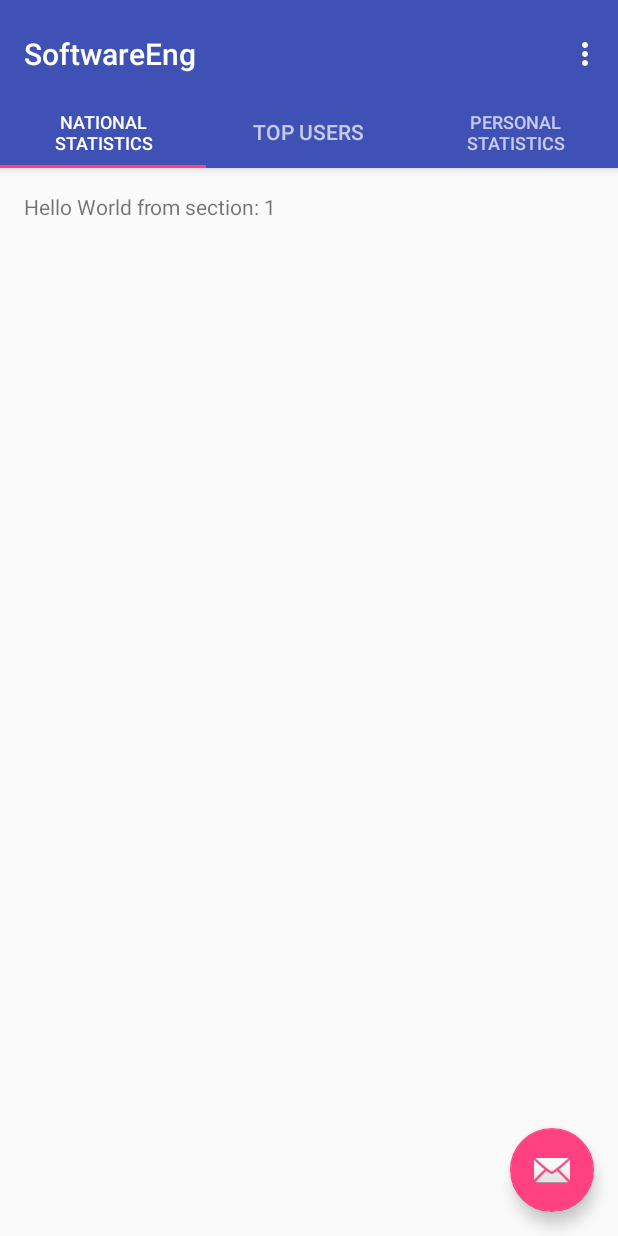
After one commit to tanliangwei/CZ2006, an Android app: the StatisticsActivity screen opened directly, with no data from a screen before it, on a phone screen of 412 x 824 dp. The commit adds this screen. Run offline under Robolectric (Android 15) with nearby library versions, the phone set to English and light mode, and no system bars.

Commit message:
created the statistics activity

```diff
--- a/app/src/main/AndroidManifest.xml
+++ b/app/src/main/AndroidManifest.xml
@@ -53,16 +53,21 @@
         <activity android:name=".FacebookLogin" />
         <activity
             android:name=".ToActivity"
-            android:label="@string/app_name"></activity>
+            android:label="@string/app_name" />
         <activity
             android:name=".PostPrivateCollectionPointActivity"
             android:label="@string/title_activity_post_private_collection_point"
+            android:theme="@style/AppTheme.NoActionBar" />
+        <activity
+            android:name=".DepositCategoryActivity"
+            android:label="Deposit Category" />
+        <activity
+            android:name=".DepositActivity"
+            android:label="Deposit Activity" />
+        <activity
+            android:name=".StatisticsActivity"
+            android:label="@string/title_activity_statistics"
             android:theme="@style/AppTheme.NoActionBar"></activity>
-
-        <activity android:name=".DepositCategoryActivity"
-            android:label="Deposit Category"></activity>
-        <activity android:name=".DepositActivity"
-            android:label="Deposit Activity"></activity>
     </application>
 
 </manifest>
--- /dev/null
+++ b/app/src/main/java/com/recyclingsg/app/StatisticsActivity.java
@@ -0,0 +1,151 @@
+package com.recyclingsg.app;
+
+import android.support.design.widget.TabLayout;
+import android.support.design.widget.FloatingActionButton;
+import android.support.design.widget.Snackbar;
+import android.support.v7.app.AppCompatActivity;
+import android.support.v7.widget.Toolbar;
+
+import android.support.v4.app.Fragment;
+import android.support.v4.app.FragmentManager;
+import android.support.v4.app.FragmentPagerAdapter;
+import android.support.v4.view.ViewPager;
+import android.os.Bundle;
+import android.view.LayoutInflater;
+import android.view.Menu;
+import android.view.MenuItem;
+import android.view.View;
+import android.view.ViewGroup;
+
+import android.widget.TextView;
+
+public class StatisticsActivity extends AppCompatActivity {
+
+    /**
+     * The {@link android.support.v4.view.PagerAdapter} that will provide
+     * fragments for each of the sections. We use a
+     * {@link FragmentPagerAdapter} derivative, which will keep every
+     * loaded fragment in memory. If this becomes too memory intensive, it
+     * may be best to switch to a
+     * {@link android.support.v4.app.FragmentStatePagerAdapter}.
+     */
+    private SectionsPagerAdapter mSectionsPagerAdapter;
+
+    /**
+     * The {@link ViewPager} that will host the section contents.
+     */
+    private ViewPager mViewPager;
+
+    @Override
+    protected void onCreate(Bundle savedInstanceState) {
+        super.onCreate(savedInstanceState);
+        setContentView(R.layout.activity_statistics);
+
+        Toolbar toolbar = (Toolbar) findViewById(R.id.toolbar);
+        setSupportActionBar(toolbar);
+        // Create the adapter that will return a fragment for each of the three
+        // primary sections of the activity.
+        mSectionsPagerAdapter = new SectionsPagerAdapter(getSupportFragmentManager());
+
+        // Set up the ViewPager with the sections adapter.
+        mViewPager = (ViewPager) findViewById(R.id.container);
+        mViewPager.setAdapter(mSectionsPagerAdapter);
+
+        TabLayout tabLayout = (TabLayout) findViewById(R.id.tabs);
+
+        mViewPager.addOnPageChangeListener(new TabLayout.TabLayoutOnPageChangeListener(tabLayout));
+        tabLayout.addOnTabSelectedListener(new TabLayout.ViewPagerOnTabSelectedListener(mViewPager));
+
+        FloatingActionButton fab = (FloatingActionButton) findViewById(R.id.fab);
+        fab.setOnClickListener(new View.OnClickListener() {
+            @Override
+            public void onClick(View view) {
+                Snackbar.make(view, "Replace with your own action", Snackbar.LENGTH_LONG)
+                        .setAction("Action", null).show();
+            }
+        });
+
+    }
+
+
+    @Override
+    public boolean onCreateOptionsMenu(Menu menu) {
+        // Inflate the menu; this adds items to the action bar if it is present.
+        getMenuInflater().inflate(R.menu.menu_statistics, menu);
+        return true;
+    }
+
+    @Override
+    public boolean onOptionsItemSelected(MenuItem item) {
+        // Handle action bar item clicks here. The action bar will
+        // automatically handle clicks on the Home/Up button, so long
+        // as you specify a parent activity in AndroidManifest.xml.
+        int id = item.getItemId();
+
+        //noinspection SimplifiableIfStatement
+        if (id == R.id.action_settings) {
+            return true;
+        }
+
+        return super.onOptionsItemSelected(item);
+    }
+
+    /**
+     * A placeholder fragment containing a simple view.
+     */
+    public static class PlaceholderFragment extends Fragment {
+        /**
+         * The fragment argument representing the section number for this
+         * fragment.
+         */
+        private static final String ARG_SECTION_NUMBER = "section_number";
+
+        public PlaceholderFragment() {
+        }
+
+        /**
+         * Returns a new instance of this fragment for the given section
+         * number.
+         */
+        public static PlaceholderFragment newInstance(int sectionNumber) {
+            PlaceholderFragment fragment = new PlaceholderFragment();
+            Bundle args = new Bundle();
+            args.putInt(ARG_SECTION_NUMBER, sectionNumber);
+            fragment.setArguments(args);
+            return fragment;
+        }
+
+        @Override
+        public View onCreateView(LayoutInflater inflater, ViewGroup container,
+                                 Bundle savedInstanceState) {
+            View rootView = inflater.inflate(R.layout.fragment_statistics, container, false);
+            TextView textView = (TextView) rootView.findViewById(R.id.section_label);
+            textView.setText(getString(R.string.section_format, getArguments().getInt(ARG_SECTION_NUMBER)));
+            return rootView;
+        }
+    }
+
+    /**
+     * A {@link FragmentPagerAdapter} that returns a fragment corresponding to
+     * one of the sections/tabs/pages.
+     */
+    public class SectionsPagerAdapter extends FragmentPagerAdapter {
+
+        public SectionsPagerAdapter(FragmentManager fm) {
+            super(fm);
+        }
+
+        @Override
+        public Fragment getItem(int position) {
+            // getItem is called to instantiate the fragment for the given page.
+            // Return a PlaceholderFragment (defined as a static inner class below).
+            return PlaceholderFragment.newInstance(position + 1);
+        }
+
+        @Override
+        public int getCount() {
+            // Show 3 total pages.
+            return 3;
+        }
+    }
+}
--- /dev/null
+++ b/app/src/main/res/layout/activity_statistics.xml
@@ -0,0 +1,70 @@
+<?xml version="1.0" encoding="utf-8"?>
+<android.support.design.widget.CoordinatorLayout xmlns:android="http://schemas.android.com/apk/res/android"
+    xmlns:app="http://schemas.android.com/apk/res-auto"
+    xmlns:tools="http://schemas.android.com/tools"
+    android:id="@+id/main_content"
+    android:layout_width="match_parent"
+    android:layout_height="match_parent"
+    android:fitsSystemWindows="true"
+    tools:context="com.recyclingsg.app.StatisticsActivity">
+
+    <android.support.design.widget.AppBarLayout
+        android:id="@+id/appbar"
+        android:layout_width="match_parent"
+        android:layout_height="wrap_content"
+        android:paddingTop="@dimen/appbar_padding_top"
+        android:theme="@style/AppTheme.AppBarOverlay">
+
+        <android.support.v7.widget.Toolbar
+            android:id="@+id/toolbar"
+            android:layout_width="match_parent"
+            android:layout_height="?attr/actionBarSize"
+            android:layout_weight="1"
+            android:background="?attr/colorPrimary"
+            app:layout_scrollFlags="scroll|enterAlways"
+            app:popupTheme="@style/AppTheme.PopupOverlay"
+            app:title="@string/app_name">
+
+        </android.support.v7.widget.Toolbar>
+
+        <android.support.design.widget.TabLayout
+            android:id="@+id/tabs"
+            android:layout_width="match_parent"
+            android:layout_height="wrap_content">
+
+            <android.support.design.widget.TabItem
+                android:id="@+id/tabItem"
+                android:layout_width="wrap_content"
+                android:layout_height="wrap_content"
+                android:text="@string/tab_text_1" />
+
+            <android.support.design.widget.TabItem
+                android:id="@+id/tabItem2"
+                android:layout_width="wrap_content"
+                android:layout_height="wrap_content"
+                android:text="@string/tab_text_2" />
+
+            <android.support.design.widget.TabItem
+                android:id="@+id/tabItem3"
+                android:layout_width="wrap_content"
+                android:layout_height="wrap_content"
+                android:text="@string/tab_text_3" />
+
+        </android.support.design.widget.TabLayout>
+    </android.support.design.widget.AppBarLayout>
+
+    <android.support.v4.view.ViewPager
+        android:id="@+id/container"
+        android:layout_width="match_parent"
+        android:layout_height="match_parent"
+        app:layout_behavior="@string/appbar_scrolling_view_behavior" />
+
+    <android.support.design.widget.FloatingActionButton
+        android:id="@+id/fab"
+        android:layout_width="wrap_content"
+        android:layout_height="wrap_content"
+        android:layout_gravity="end|bottom"
+        android:layout_margin="@dimen/fab_margin"
+        app:srcCompat="@android:drawable/ic_dialog_email" />
+
+</android.support.design.widget.CoordinatorLayout>
--- /dev/null
+++ b/app/src/main/res/layout/fragment_statistics.xml
@@ -0,0 +1,22 @@
+<android.support.constraint.ConstraintLayout xmlns:android="http://schemas.android.com/apk/res/android"
+    xmlns:app="http://schemas.android.com/apk/res-auto"
+    xmlns:tools="http://schemas.android.com/tools"
+    android:id="@+id/constraintLayout"
+    android:layout_width="match_parent"
+    android:layout_height="match_parent"
+    tools:context="com.recyclingsg.app.StatisticsActivity$PlaceholderFragment">
+
+    <TextView
+        android:id="@+id/section_label"
+        android:layout_width="wrap_content"
+        android:layout_height="wrap_content"
+        android:layout_marginBottom="@dimen/activity_vertical_margin"
+        android:layout_marginEnd="@dimen/activity_horizontal_margin"
+        android:layout_marginStart="@dimen/activity_horizontal_margin"
+        android:layout_marginTop="@dimen/activity_vertical_margin"
+        app:layout_constraintLeft_toLeftOf="parent"
+        app:layout_constraintTop_toTopOf="@+id/constraintLayout"
+        tools:layout_constraintLeft_creator="1"
+        tools:layout_constraintTop_creator="1" />
+
+</android.support.constraint.ConstraintLayout>
--- /dev/null
+++ b/app/src/main/res/menu/menu_statistics.xml
@@ -0,0 +1,10 @@
+<menu xmlns:android="http://schemas.android.com/apk/res/android"
+    xmlns:app="http://schemas.android.com/apk/res-auto"
+    xmlns:tools="http://schemas.android.com/tools"
+    tools:context="com.recyclingsg.app.StatisticsActivity">
+    <item
+        android:id="@+id/action_settings"
+        android:orderInCategory="100"
+        android:title="@string/action_settings"
+        app:showAsAction="never" />
+</menu>
--- /dev/null
+++ b/app/src/main/res/values-w820dp/dimens.xml
@@ -0,0 +1,6 @@
+<resources>
+    <!-- Example customization of dimensions originally defined in res/values/dimens.xml
+         (such as screen margins) for screens with more than 820dp of available width. This
+         would include 7" and 10" devices in landscape (~960dp and ~1280dp respectively). -->
+    <dimen name="activity_horizontal_margin">64dp</dimen>
+</resources>
--- a/app/src/main/res/values/dimens.xml
+++ b/app/src/main/res/values/dimens.xml
@@ -1,3 +1,7 @@
 <resources>
     <dimen name="fab_margin">16dp</dimen>
+    <!-- Default screen margins, per the Android Design guidelines. -->
+    <dimen name="activity_horizontal_margin">16dp</dimen>
+    <dimen name="activity_vertical_margin">16dp</dimen>
+    <dimen name="appbar_padding_top">8dp</dimen>
 </resources>
--- a/app/src/main/res/values/strings.xml
+++ b/app/src/main/res/values/strings.xml
@@ -37,5 +37,11 @@
         <item>Opening Time</item>
         <item>Closing Time</item>
     </string-array>
+    <string name="title_activity_statistics">StatisticsActivity</string>
+    <string name="tab_text_1">National Statistics</string>
+    <string name="tab_text_2">Top Users</string>
+    <string name="tab_text_3">Personal Statistics</string>
+    <string name="action_settings">Settings</string>
+    <string name="section_format">Hello World from section: %1$d</string>
 
 </resources>
```
